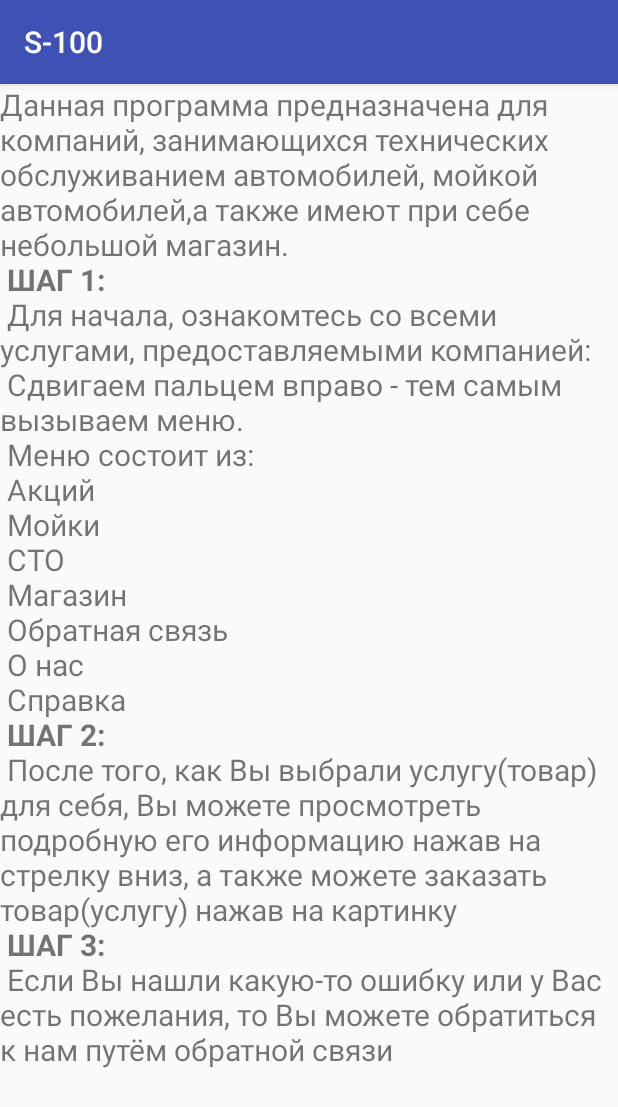
After one commit to sergey-saskovec/S-100, an Android app: the fragment ReferenceFragment shown on its own in the app's theme, on a phone screen of 412 x 824 dp. The commit adds this screen. Shown: the top 1107 px of the screen. Run offline under Robolectric (Android 15) with nearby library versions, the phone set to English and light mode, and no system bars.

Commit message:
add reference fragment

```diff
--- a/app/build.gradle
+++ b/app/build.gradle
@@ -24,6 +24,7 @@ dependencies {
     androidTestCompile('com.android.support.test.espresso:espresso-core:2.2.2', {
         exclude group: 'com.android.support', module: 'support-annotations'
     })
+
     compile 'com.android.support:appcompat-v7:25.2.0'
     compile 'com.android.support:support-v4:25.2.0'
     compile 'com.android.support:design:25.2.0'
@@ -38,7 +39,7 @@ dependencies {
     compile 'com.github.aakira:expandable-layout:1.5.1@aar'
     compile 'com.google.firebase:firebase-messaging:10.0.1'
     compile 'com.google.android.gms:play-services-plus:10.0.1'
-
+    compile 'com.google.firebase:firebase-ads:10.0.1'
     testCompile 'junit:junit:4.12'
 }
 
@@ -50,4 +51,6 @@ dependencies {
 
 
 
+
+
 apply plugin: 'com.google.gms.google-services'
--- a/app/src/main/java/com/example/hp/s_100/Fragment/BlankFragment.java
+++ b/app/src/main/java/com/example/hp/s_100/Fragment/BlankFragment.java
@@ -19,6 +19,7 @@ import com.google.firebase.database.FirebaseDatabase;
 import com.google.firebase.database.GenericTypeIndicator;
 import com.google.firebase.database.ValueEventListener;
 import java.util.ArrayList;
+
 
 /**
  * A simple {@link Fragment} subclass.
@@ -81,6 +82,8 @@ public class BlankFragment extends Fragment {
 
         });
 
+
+
         return recyclerView;
     }
 
--- /dev/null
+++ b/app/src/main/java/com/example/hp/s_100/Fragment/ReferenceFragment.java
@@ -0,0 +1,32 @@
+package com.example.hp.s_100.Fragment;
+
+
+import android.os.Bundle;
+import android.support.v4.app.Fragment;
+import android.view.LayoutInflater;
+import android.view.View;
+import android.view.ViewGroup;
+import android.widget.RelativeLayout;
+
+import com.example.hp.s_100.R;
+
+
+/**
+ * A simple {@link Fragment} subclass.
+ */
+public class ReferenceFragment extends Fragment {
+
+
+    public ReferenceFragment() {
+        // Required empty public constructor
+    }
+
+
+    @Override
+    public View onCreateView(LayoutInflater inflater, ViewGroup container,
+                             Bundle savedInstanceState) {
+        RelativeLayout relativelayout = (RelativeLayout) inflater.inflate(R.layout.fragment_reference, container, false);
+        return relativelayout;
+    }
+
+}
--- a/app/src/main/java/com/example/hp/s_100/Fragment/SupportFragment.java
+++ b/app/src/main/java/com/example/hp/s_100/Fragment/SupportFragment.java
@@ -11,6 +11,7 @@ import android.widget.Button;
 import android.widget.EditText;
 import android.widget.RelativeLayout;
 import android.widget.Spinner;
+import android.widget.Toast;
 
 import com.example.hp.s_100.R;
 
@@ -33,6 +34,9 @@ public class SupportFragment extends Fragment {
         btn_support.setOnClickListener(new View.OnClickListener() {
             @Override
             public void onClick(View view) {
+                if (suggestion.getText().length() == 0 || support_e_mail.getText().length() == 0) {
+                    Toast.makeText(getActivity(), "Заполните все поля", Toast.LENGTH_LONG).show();
+                } else {
 
 
                     Intent emailIntent = new Intent(android.content.Intent.ACTION_SEND);
@@ -51,6 +55,7 @@ public class SupportFragment extends Fragment {
                             "Отправка письма..."));
 
                 }
+            }
         });
 
         return relativelayout;
--- a/app/src/main/java/com/example/hp/s_100/Order.java
+++ b/app/src/main/java/com/example/hp/s_100/Order.java
@@ -33,7 +33,7 @@ public class Order {
         this.type_payment = type_payment;
     }
 
-    /* public String getName() {
+     public String getName() {
         return name;
     }
 
@@ -119,5 +119,5 @@ public class Order {
 
     public void setType_payment(String type_payment) {
         this.type_payment = type_payment;
-    }*/
+    }
 }
--- a/app/src/main/res/layout/cardview.xml
+++ b/app/src/main/res/layout/cardview.xml
@@ -10,7 +10,7 @@
 
     <RelativeLayout
         android:layout_width="match_parent"
-        android:layout_height="256dp">
+        android:layout_height="wrap_content">
 
         <android.support.percent.PercentRelativeLayout
             android:id="@+id/percent_rel_layout"
@@ -20,7 +20,6 @@
             <ImageView
                 android:id="@+id/img_cardview"
                 android:contentDescription=""
-
                 android:scaleType="centerCrop"
                 app:layout_aspectRatio="178%"
                 app:layout_widthPercent="100%"
@@ -53,7 +52,7 @@
                 android:layout_width="wrap_content"
                 android:layout_height="wrap_content"
                 android:layout_alignParentStart="true"
-                android:layout_below="@id/percent_rel_layout"
+
                 android:text="15-20$"
                 android:textSize="22sp" />
 
--- /dev/null
+++ b/app/src/main/res/layout/fragment_reference.xml
@@ -0,0 +1,17 @@
+<RelativeLayout xmlns:android="http://schemas.android.com/apk/res/android"
+    xmlns:tools="http://schemas.android.com/tools"
+    android:layout_width="match_parent"
+    android:layout_height="match_parent"
+    tools:context="com.example.hp.s_100.Fragment.ReferenceFragment">
+
+<ScrollView
+    android:layout_width="wrap_content"
+    android:layout_height="wrap_content">
+    <TextView
+        android:layout_width="match_parent"
+        android:layout_height="match_parent"
+        android:text="@string/reference_fragment"
+        android:textSize="20sp"/>
+</ScrollView>
+
+</RelativeLayout>
--- a/app/src/main/res/menu/activity_main_drawer.xml
+++ b/app/src/main/res/menu/activity_main_drawer.xml
@@ -28,6 +28,10 @@
             android:id="@+id/nav_about"
             android:icon="@drawable/ic_person_black_24dp"
             android:title="@string/about_menu" />
+        <item
+            android:id="@+id/nav_reference"
+            android:icon="@drawable/ic_help_black_24dp"
+            android:title="@string/nav_reference" />
 
     </group>
 
--- a/app/src/main/res/values/strings.xml
+++ b/app/src/main/res/values/strings.xml
@@ -6,6 +6,7 @@
 
     <string name="action_settings">Settings</string>
 
+    <!--<string name="banner_ad_unit_id">ca-app-pub-1337632346059604/6245033379</string>-->
 
     <string name="txt1">Экспресс-мойка</string>
 
@@ -138,7 +139,35 @@
     </string-array>
 
 
-    <string name="hello_blank_fragment">Hello blank fragment</string>
+    <string name="reference_fragment">Данная программа предназначена для компаний, занимающихся технических обслуживанием автомобилей, мойкой автомобилей,а также имеют при себе небольшой магазин.
+    \n
+        <b>ШАГ 1:</b>
+        \n
+        Для начала, ознакомтесь со всеми услугами, предоставляемыми компанией:
+        \n
+        Сдвигаем пальцем вправо - тем самым вызываем меню.
+        \n
+        Меню состоит из:
+        \n
+        Акций\n
+        Мойки\n
+        СТО\n
+        Магазин\n
+        Обратная связь\n
+        О нас\n
+        Справка
+    \n
+        <b>ШАГ 2:</b>
+        \n
+        После того, как Вы выбрали услугу(товар) для себя, Вы можете просмотреть подробную его информацию нажав на стрелку вниз,
+        а также можете заказать товар(услугу) нажав на картинку
+        \n
+        <b>ШАГ 3:</b>
+        \n
+        Если Вы нашли какую-то ошибку или у Вас есть пожелания, то Вы можете обратиться к нам путём обратной связи
+
+
+    </string>
     <string name="txt_support">Что Вы хотите сделать?</string>
     <string name="send_email_support">sergiksavonow82@gmail.com</string>
     <string name="promotions_menu">Акции</string>
@@ -147,6 +176,19 @@
     <string name="shop_menu">Магазин</string>
     <string name="feedback_menu">Обратная связь</string>
     <string name="about_menu">О нас</string>
+    <string name="ref_menu">Справка</string>
+    <string name="detail_inform_about">
+        Данное приложение используется компанией S-100.
+        Компания S-100 предоставляет клиентам услуги (товары) по 3 разделам: мойка, СТО, магазин.
+        В нашей компании работают исключительно профессионалы своего дела, за их плечами лежит огромный опыт работы.
+        Мы уважаем наших клиентов и поэтому подпускаем к автомобилям исключительно профессионалов.
+        В нашем сервисе Вы получите высококачественную, а также быструю работу за минимальные цены.
+       </string>
+    <string name="programmer">
+        Данное приложение разработано учащимся Минского государственного колледжа электроники,
+        группы №13 ТП - Сасковцом Сергеем Юрьевичем
+    </string>
+    <string name="nav_reference">Справка</string>
     <string-array name="theme_support">
         <item>Сообщить о неполадке</item>
         <item>Предложить новую фунцию</item>
```
Also changed, not shown: app/src/main/java/com/example/hp/s_100/DetailActivity.java (+18 -0 lines), app/src/main/java/com/example/hp/s_100/MainActivity.java (+8 -0 lines), app/src/main/res/drawable/ic_help_black_24dp.xml (added, +9 -0 lines), app/src/main/res/layout/activity_detail.xml (+9 -0 lines), app/src/main/res/layout/content_main.xml (+5 -2 lines), app/src/main/res/layout/fragment_about.xml (+38 -11 lines), 1 other file. Lines whose indentation alone changed are shown as unchanged.
